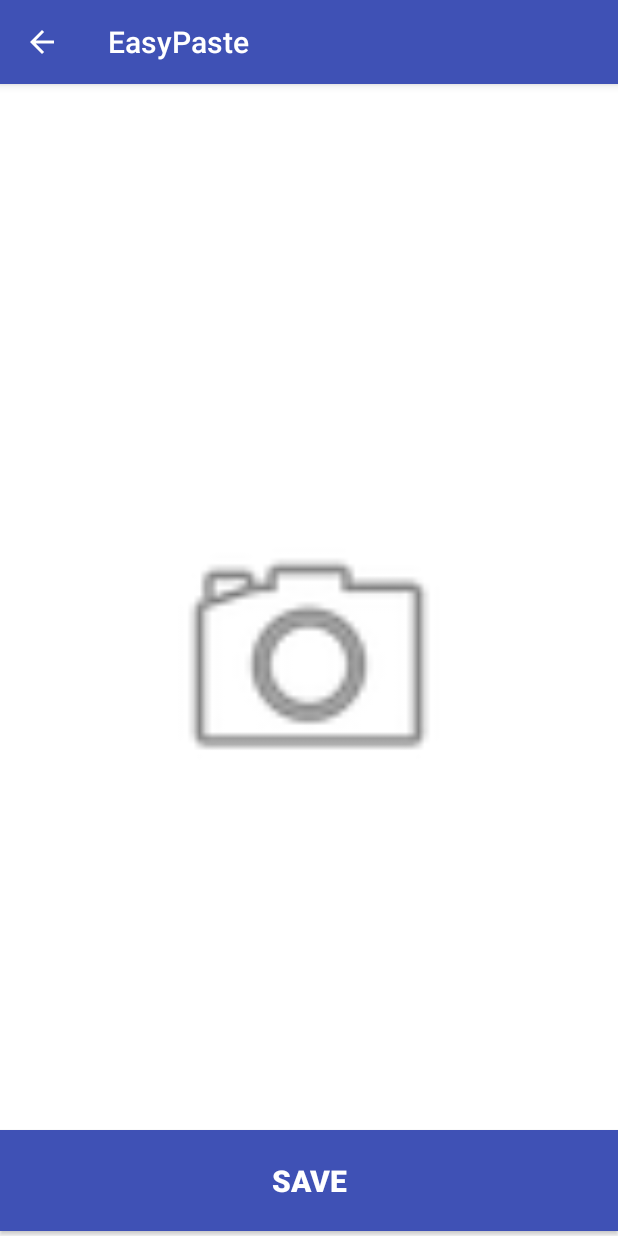
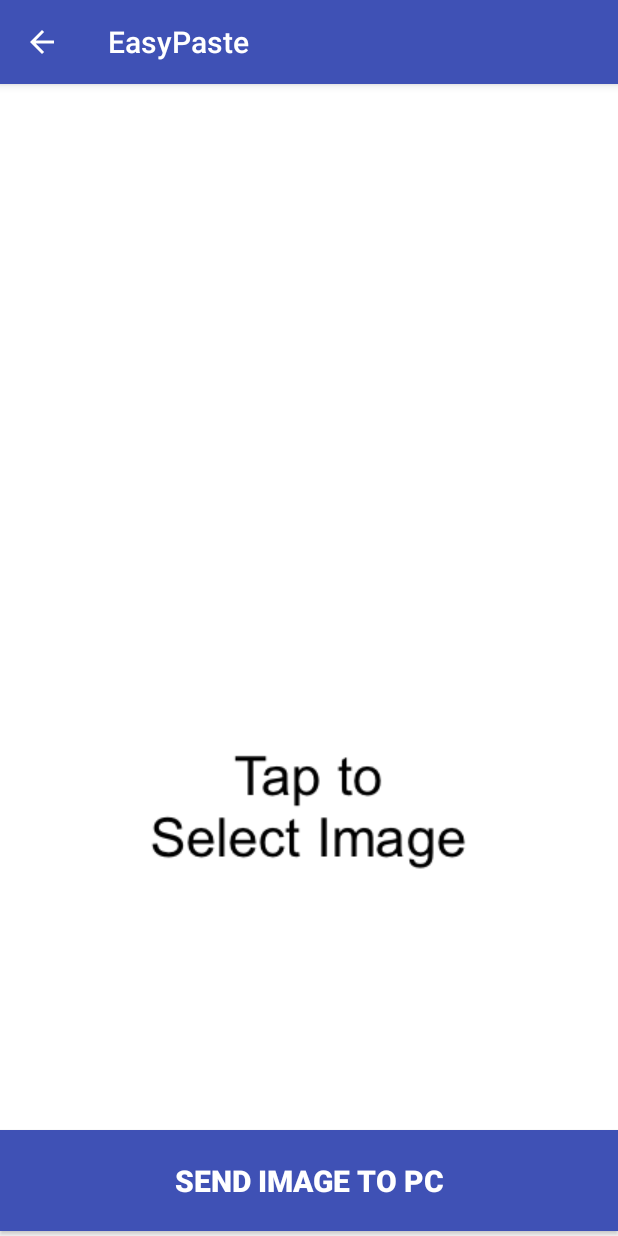
Before and after one commit to raunaqness/EasyPaste-Android, an Android app: the ImagePostActivity screen opened directly, with no data from a screen before it, on a phone screen of 412 x 824 dp. Run offline under Robolectric (Android 15) with nearby library versions, the phone set to English and light mode, and no system bars; our stand-ins replace Volley.

Commit message:
Improved ImagePost UI a little bit.

```diff
--- a/app/src/main/java/easypaste/example/com/easypaste/ImagePostActivity.java
+++ b/app/src/main/java/easypaste/example/com/easypaste/ImagePostActivity.java
@@ -15,6 +15,7 @@ import android.provider.MediaStore;
 import android.support.v7.app.AppCompatActivity;
 import android.os.Bundle;
 import android.util.Base64;
+import android.util.Log;
 import android.view.MotionEvent;
 import android.view.View;
 import android.widget.Button;
@@ -37,6 +38,8 @@ import java.io.IOException;
 import java.util.HashMap;
 import java.util.Map;
 
+import static easypaste.example.com.easypaste.MainActivity.context;
+
 public class ImagePostActivity extends AppCompatActivity {
 
     ImageView user_profile_photo;
@@ -49,6 +52,9 @@ public class ImagePostActivity extends AppCompatActivity {
 
     SharedPreferences sharedpreferences;
 
+    Toast toast;
+    String image = "";
+
     @Override
     protected void onCreate(Bundle savedInstanceState) {
         super.onCreate(savedInstanceState);
@@ -57,7 +63,7 @@ public class ImagePostActivity extends AppCompatActivity {
 
         sharedpreferences = getSharedPreferences(getString(R.string.app_name), Context.MODE_PRIVATE);
 
-        user_profile_photo = (ImageView) findViewById(R.id.user_profile_photo);
+        user_profile_photo = (ImageView) findViewById(R.id.image_preview);
         btnSubmit = (Button) findViewById(R.id.btnSubmit);
 
         // Progress dialog
@@ -73,22 +79,17 @@ public class ImagePostActivity extends AppCompatActivity {
             @Override
             public void onClick(View v) {
 
-                String image = getStringImage(thumbnail);
+                image = getStringImage(thumbnail);
 
-                String ip_address = sharedpreferences.getString("ip_address", "");
+                if(image != null){
+                    String ip_address = sharedpreferences.getString("ip_address", "");
+                    Utils.volleyPostRequest(image, ip_address, "Image");
 
-                Utils.volleyPostRequest(image, ip_address, "Image");
+                }else{
+                    toast = Toast.makeText(context, "Please Select an Image", Toast.LENGTH_SHORT);
+                    toast.show();
+                }
 
-//                JSONObject imageObject = new JSONObject();
-//                try {
-//                    imageObject.put("size", "1000");
-//                    imageObject.put("type", "image/jpeg");
-//                    imageObject.put("data", image);
-//                } catch (JSONException e) {
-//                    e.printStackTrace();
-//                }
-//
-//                updateProfile(String.valueOf(imageObject));
             }
         });
 
--- a/app/src/main/res/layout/activity_send_image.xml
+++ b/app/src/main/res/layout/activity_send_image.xml
@@ -7,22 +7,23 @@
 
 
     <ImageView
-        android:id="@+id/user_profile_photo"
-        android:layout_width="200dp"
-        android:layout_height="200dp"
+        android:id="@+id/image_preview"
+        android:layout_width="wrap_content"
+        android:layout_height="wrap_content"
+        android:layout_above="@+id/btnSubmit"
         android:layout_centerHorizontal="true"
-        android:layout_centerInParent="true"
-        android:layout_marginTop="-60dp"
-        android:elevation="5dp"
-        android:scaleType="centerCrop"
-        android:src="@android:drawable/ic_menu_camera" />
+        android:layout_centerVertical="true"
+        android:layout_margin="10dp"
+        android:background="@drawable/image_select"
+        android:cropToPadding="false"
+        android:scaleType="fitCenter" />
 
     <Button android:id="@+id/btnSubmit"
         android:layout_width="fill_parent"
         android:layout_height="wrap_content"
         android:layout_marginBottom="3dp"
         android:layout_marginTop="15dp"
-        android:text="Save"
+        android:text="Send Image to PC"
         android:textColor="#fff"
         android:drawablePadding="10dp"
         android:layout_alignParentBottom="true"
```
Also changed, not shown: app/src/main/res/drawable/image_select.png (added).
